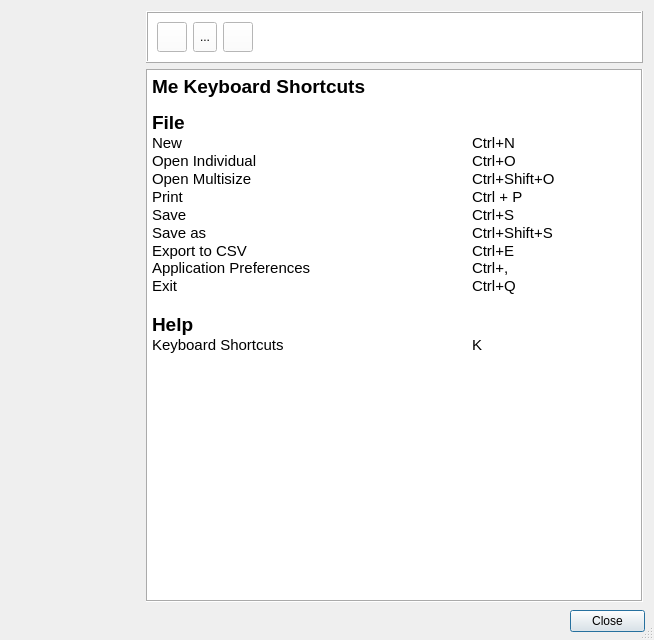
Old version of the form src/app/seamlyme/dialogs/me_shortcuts_dialog.ui in the repository FashionFreedom/Seamly2D.
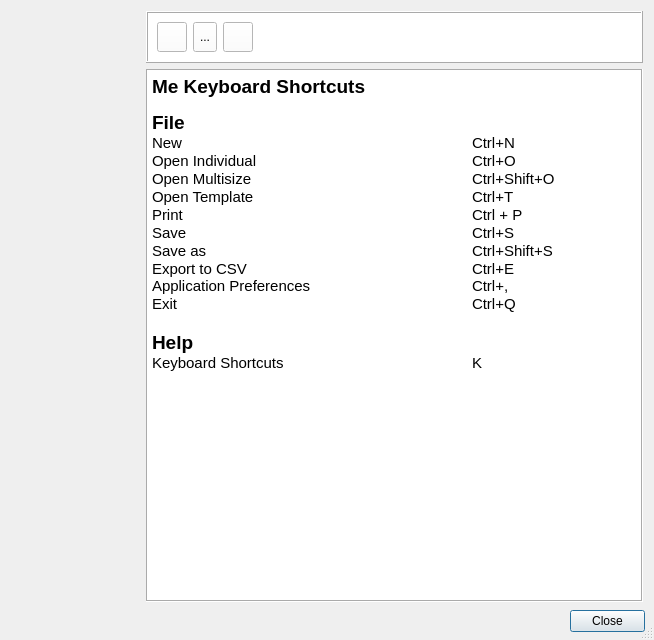
New version of the form. Icons and pictures are not drawn.

```diff
--- a/src/app/seamlyme/dialogs/me_shortcuts_dialog.ui
+++ b/src/app/seamlyme/dialogs/me_shortcuts_dialog.ui
@@ -351,13 +351,14 @@
 hr { height: 1px; border-width: 0; }
 li.unchecked::marker { content: &quot;\2610&quot;; }
 li.checked::marker { content: &quot;\2612&quot;; }
-&lt;/style&gt;&lt;/head&gt;&lt;body style=&quot; font-size:9pt; font-weight:400; font-style:normal;&quot;&gt;
+&lt;/style&gt;&lt;/head&gt;&lt;body style=&quot; font-family:'Segoe UI'; font-size:9pt; font-weight:400; font-style:normal;&quot;&gt;
 &lt;p style=&quot; margin-top:0px; margin-bottom:0px; margin-left:0px; margin-right:0px; -qt-block-indent:0; text-indent:0px;&quot;&gt;&lt;span style=&quot; font-size:14pt; font-weight:600;&quot;&gt;Me Keyboard Shortcuts	&lt;/span&gt;&lt;span style=&quot; font-size:11pt;&quot;&gt;	&lt;/span&gt;&lt;/p&gt;
 &lt;p style=&quot;-qt-paragraph-type:empty; margin-top:0px; margin-bottom:0px; margin-left:0px; margin-right:0px; -qt-block-indent:0; text-indent:0px; font-size:8.25pt;&quot;&gt;&lt;br /&gt;&lt;/p&gt;
 &lt;p style=&quot; margin-top:0px; margin-bottom:0px; margin-left:0px; margin-right:0px; -qt-block-indent:0; text-indent:0px;&quot;&gt;&lt;span style=&quot; font-size:14pt; font-weight:600;&quot;&gt;File&lt;/span&gt;&lt;/p&gt;
 &lt;p style=&quot; margin-top:0px; margin-bottom:0px; margin-left:0px; margin-right:0px; -qt-block-indent:0; text-indent:0px;&quot;&gt;&lt;span style=&quot; font-size:11pt;&quot;&gt;New				Ctrl+N&lt;/span&gt;&lt;/p&gt;
 &lt;p style=&quot; margin-top:0px; margin-bottom:0px; margin-left:0px; margin-right:0px; -qt-block-indent:0; text-indent:0px;&quot;&gt;&lt;span style=&quot; font-size:11pt;&quot;&gt;Open Individual			Ctrl+O&lt;/span&gt;&lt;/p&gt;
 &lt;p style=&quot; margin-top:0px; margin-bottom:0px; margin-left:0px; margin-right:0px; -qt-block-indent:0; text-indent:0px;&quot;&gt;&lt;span style=&quot; font-size:11pt;&quot;&gt;Open Multisize			Ctrl+Shift+O&lt;/span&gt;&lt;/p&gt;
+&lt;p style=&quot; margin-top:0px; margin-bottom:0px; margin-left:0px; margin-right:0px; -qt-block-indent:0; text-indent:0px;&quot;&gt;&lt;span style=&quot; font-size:11pt;&quot;&gt;Open Template			Ctrl+T&lt;/span&gt;&lt;/p&gt;
 &lt;p style=&quot; margin-top:0px; margin-bottom:0px; margin-left:0px; margin-right:0px; -qt-block-indent:0; text-indent:0px;&quot;&gt;&lt;span style=&quot; font-size:11pt;&quot;&gt;Print				Ctrl + P&lt;/span&gt;&lt;/p&gt;
 &lt;p style=&quot; margin-top:0px; margin-bottom:0px; margin-left:0px; margin-right:0px; -qt-block-indent:0; text-indent:0px;&quot;&gt;&lt;span style=&quot; font-size:11pt;&quot;&gt;Save				Ctrl+S&lt;/span&gt;&lt;/p&gt;
 &lt;p style=&quot; margin-top:0px; margin-bottom:0px; margin-left:0px; margin-right:0px; -qt-block-indent:0; text-indent:0px;&quot;&gt;&lt;span style=&quot; font-size:11pt;&quot;&gt;Save as				Ctrl+Shift+S&lt;/span&gt;&lt;/p&gt;
```
